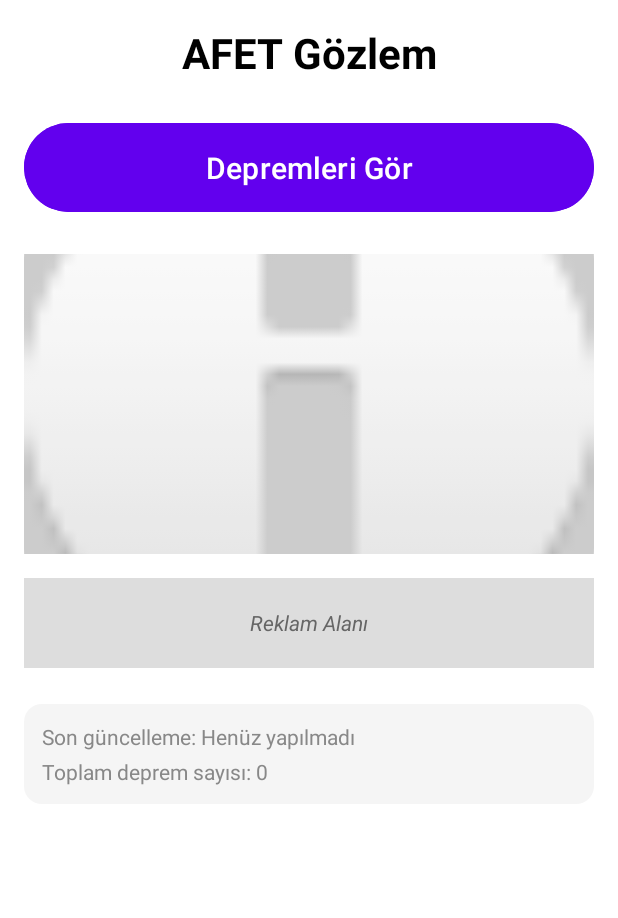
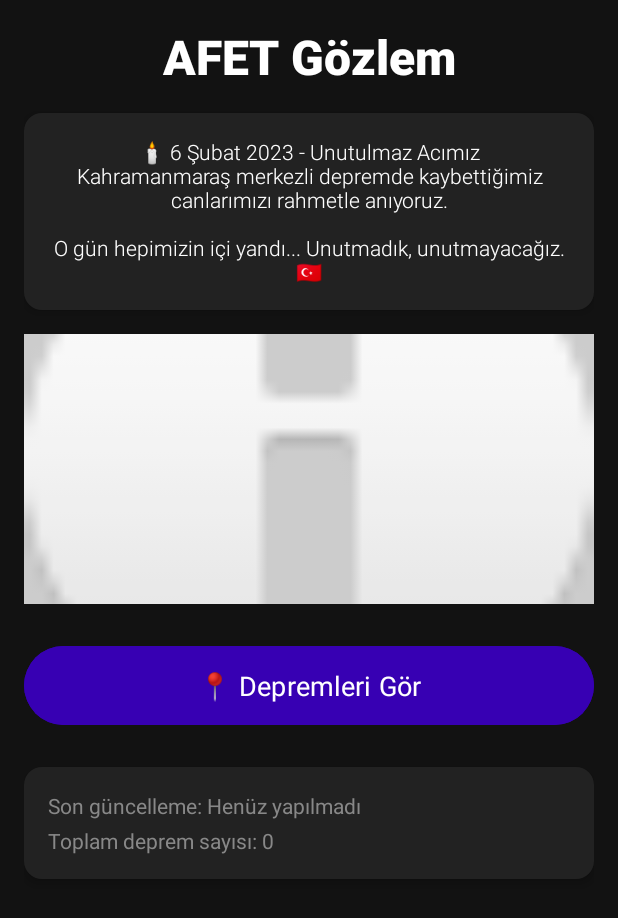
Before and after one commit to Cielism/EarthQuakeApp, an Android app: the screen it shows after launch (MainActivity), on a phone screen of 412 x 824 dp. Shown: the top 918 px of the screen. Run offline under Robolectric (Android 15) with nearby library versions, the phone set to English and light mode, and no system bars.

Commit message:
Reworked "activty_main.xml", added new colours. etc.

```diff
--- a/app/src/main/java/com/example/depremuygulamasi/DepremAdaptoru.java
+++ b/app/src/main/java/com/example/depremuygulamasi/DepremAdaptoru.java
@@ -203,11 +203,9 @@ public class DepremAdaptoru extends ArrayAdapter<Deprem> implements Filterable {
     }
 
     private int getRenkKodunaGoreArkaPlan(double siddet) {
-        if (siddet < 2.5) {
-            return Color.parseColor("#2196F3"); // Mavi
-        } else if (siddet < 3.0) {
+        if (siddet <= 3) {
             return Color.parseColor("#4CAF50"); // Yeşil
-        } else if (siddet < 6.0) {
+        } else if (siddet <= 4) {
             return Color.parseColor("#FFC107"); // Sarı/Turuncu
         } else {
             return Color.parseColor("#F44336"); // Kırmızı
--- a/app/src/main/java/com/example/depremuygulamasi/DepremEtkinligi.java
+++ b/app/src/main/java/com/example/depremuygulamasi/DepremEtkinligi.java
@@ -65,7 +65,7 @@ public class DepremEtkinligi extends Activity {
 
     private void depremVerileriniCek() {
         String url = "https://earthquake.usgs.gov/fdsnws/event/1/query?" +
-                "format=geojson&orderby=time&limit=300&minmag=2";
+                "format=geojson&orderby=time&limit=300&minmag=1";
 
         RequestQueue istekSirasi = Volley.newRequestQueue(this);
 
--- /dev/null
+++ b/app/src/main/res/drawable/bg_card_transparent.xml
@@ -0,0 +1,4 @@
+<shape xmlns:android="http://schemas.android.com/apk/res/android" android:shape="rectangle">
+    <solid android:color="#222222"/>
+    <corners android:radius="12dp"/>
+</shape>
--- /dev/null
+++ b/app/src/main/res/drawable/bg_rounded_corners.xml
@@ -0,0 +1,4 @@
+<shape xmlns:android="http://schemas.android.com/apk/res/android" android:shape="rectangle">
+    <solid android:color="@android:color/darker_gray"/>
+    <corners android:radius="12dp"/>
+</shape>
--- a/app/src/main/res/layout/activity_main.xml
+++ b/app/src/main/res/layout/activity_main.xml
@@ -5,80 +5,82 @@
     android:layout_width="match_parent"
     android:layout_height="match_parent"
     android:padding="16dp"
-    android:background="@color/white">
+    android:background="@color/dark_bg">
 
-    <!-- Üstte başlık -->
+    <!-- Başlık -->
     <TextView
         android:id="@+id/tvBaslik"
         android:layout_width="0dp"
         android:layout_height="wrap_content"
         android:text="AFET Gözlem"
-        android:textSize="28sp"
+        android:textSize="32sp"
         android:textStyle="bold"
-        android:textColor="@color/black"
+        android:textColor="@android:color/white"
+        android:fontFamily="sans-serif-medium"
         android:gravity="center"
         app:layout_constraintTop_toTopOf="parent"
         app:layout_constraintStart_toStartOf="parent"
         app:layout_constraintEnd_toEndOf="parent"/>
 
-    <!-- Buton -->
+    <!-- Anma Mesajı -->
+    <TextView
+        android:id="@+id/tvMemorial"
+        android:layout_width="0dp"
+        android:layout_height="wrap_content"
+        android:text="🕯 6 Şubat 2023 - Unutulmaz Acımız\nKahramanmaraş merkezli depremde kaybettiğimiz canlarımızı rahmetle anıyoruz.\n\nO gün hepimizin içi yandı... Unutmadık, unutmayacağız. 🇹🇷"
+        android:textColor="@android:color/white"
+        android:textAlignment="center"
+        android:textSize="14sp"
+        android:fontFamily="sans-serif-light"
+        android:padding="16dp"
+        android:background="@drawable/bg_card_transparent"
+        android:elevation="4dp"
+        app:layout_constraintTop_toBottomOf="@id/tvBaslik"
+        app:layout_constraintStart_toStartOf="parent"
+        app:layout_constraintEnd_toEndOf="parent"
+        android:layout_marginTop="16dp"/>
+
+    <!-- Deprem Fotoğrafı -->
+    <ImageView
+        android:id="@+id/imgDeprem"
+        android:layout_width="0dp"
+        android:layout_height="180dp"
+        android:scaleType="centerCrop"
+        android:src="@drawable/deprem_photo_placeholder"
+        app:layout_constraintTop_toBottomOf="@id/tvMemorial"
+        app:layout_constraintStart_toStartOf="parent"
+        app:layout_constraintEnd_toEndOf="parent"
+        android:layout_marginTop="16dp"
+        android:background="@drawable/bg_rounded_corners"/>
+
+    <!-- Depremleri Gör Butonu -->
     <Button
         android:id="@+id/btnDepremleriGor"
         android:layout_width="0dp"
         android:layout_height="wrap_content"
-        android:text="Depremleri Gör"
-        android:textSize="20sp"
+        android:text="📍 Depremleri Gör"
+        android:textSize="18sp"
         android:textAllCaps="false"
-        android:backgroundTint="@color/purple_500"
+        android:backgroundTint="@color/purple"
         android:textColor="@android:color/white"
-        android:elevation="8dp"
-        android:padding="16dp"
-        app:layout_constraintTop_toBottomOf="@id/tvBaslik"
+        android:elevation="6dp"
+        android:padding="14dp"
+        android:fontFamily="sans-serif"
+        app:layout_constraintTop_toBottomOf="@id/imgDeprem"
         app:layout_constraintStart_toStartOf="parent"
         app:layout_constraintEnd_toEndOf="parent"
         android:layout_marginTop="24dp"/>
 
-    <!-- Görsel resim placeholder -->
-    <ImageView
-        android:id="@+id/imgDeprem"
-        android:layout_width="0dp"
-        android:layout_height="200dp"
-        android:scaleType="centerCrop"
-        android:src="@drawable/deprem_photo_placeholder"
-        app:layout_constraintTop_toBottomOf="@id/btnDepremleriGor"
-        app:layout_constraintStart_toStartOf="parent"
-        app:layout_constraintEnd_toEndOf="parent"
-        android:layout_marginTop="24dp"/>
-
-    <!-- Reklam alanı placeholder -->
-    <FrameLayout
-        android:id="@+id/adPlaceholder"
-        android:layout_width="0dp"
-        android:layout_height="60dp"
-        android:background="#DDD"
-        app:layout_constraintTop_toBottomOf="@id/imgDeprem"
-        app:layout_constraintStart_toStartOf="parent"
-        app:layout_constraintEnd_toEndOf="parent"
-        android:layout_marginTop="16dp">
-
-        <TextView
-            android:layout_width="match_parent"
-            android:layout_height="match_parent"
-            android:text="Reklam Alanı"
-            android:gravity="center"
-            android:textColor="#666"
-            android:textStyle="italic"/>
-    </FrameLayout>
-
-    <!-- Bilgi alanı -->
+    <!-- Ekstra Bilgi Kartı -->
     <LinearLayout
         android:id="@+id/infoAlan"
         android:layout_width="0dp"
         android:layout_height="wrap_content"
         android:orientation="vertical"
-        android:padding="12dp"
-        android:background="@drawable/rounded_corner_bg"
-        app:layout_constraintTop_toBottomOf="@id/adPlaceholder"
+        android:padding="16dp"
+        android:background="@drawable/bg_card_transparent"
+        android:elevation="4dp"
+        app:layout_constraintTop_toBottomOf="@id/btnDepremleriGor"
         app:layout_constraintStart_toStartOf="parent"
         app:layout_constraintEnd_toEndOf="parent"
         android:layout_marginTop="24dp">
--- a/app/src/main/res/values/colors.xml
+++ b/app/src/main/res/values/colors.xml
@@ -1,7 +1,13 @@
 <?xml version="1.0" encoding="utf-8"?>
 <resources>
+    <color name="dark_bg">#121212</color>
+    <color name="card_bg">#1E1E1E</color>
+    <color name="accent">#FF5722</color>
+    <color name="text_primary">#FFFFFF</color>
+    <color name="text_secondary">#B0B0B0</color>
     <color name="black">#FF000000</color>
     <color name="white">#FFFFFFFF</color>
     <color name="purple_500">#6200EE</color>
     <color name="gray">#888888</color>
+    <color name="purple">#3700B3</color>
 </resources>
```
